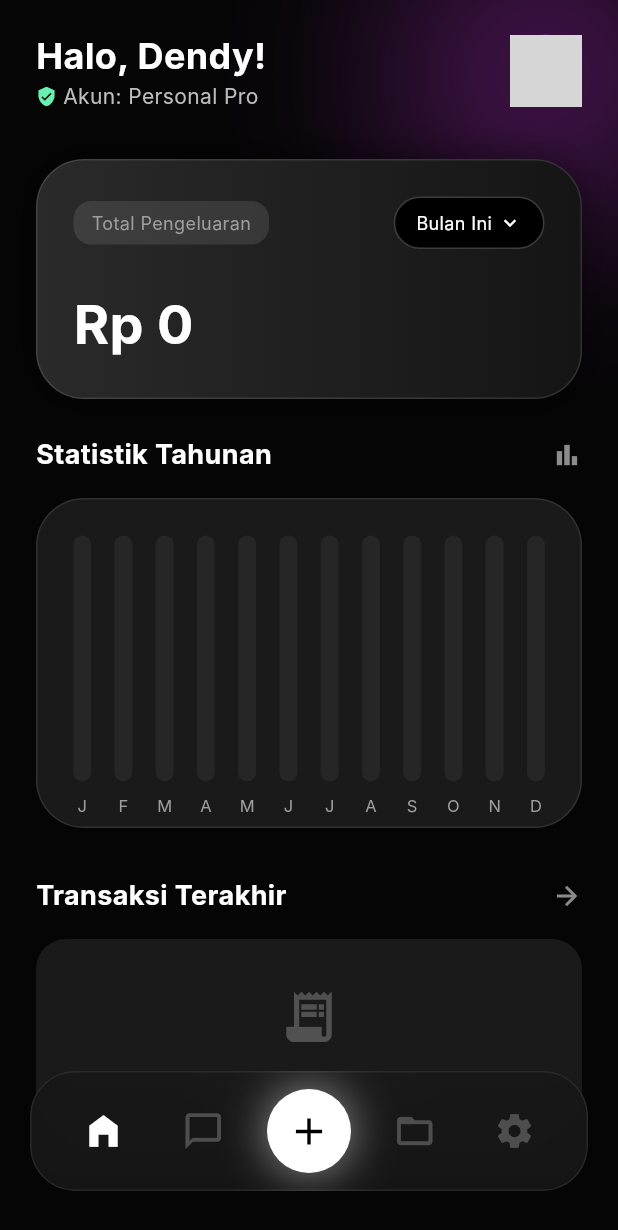
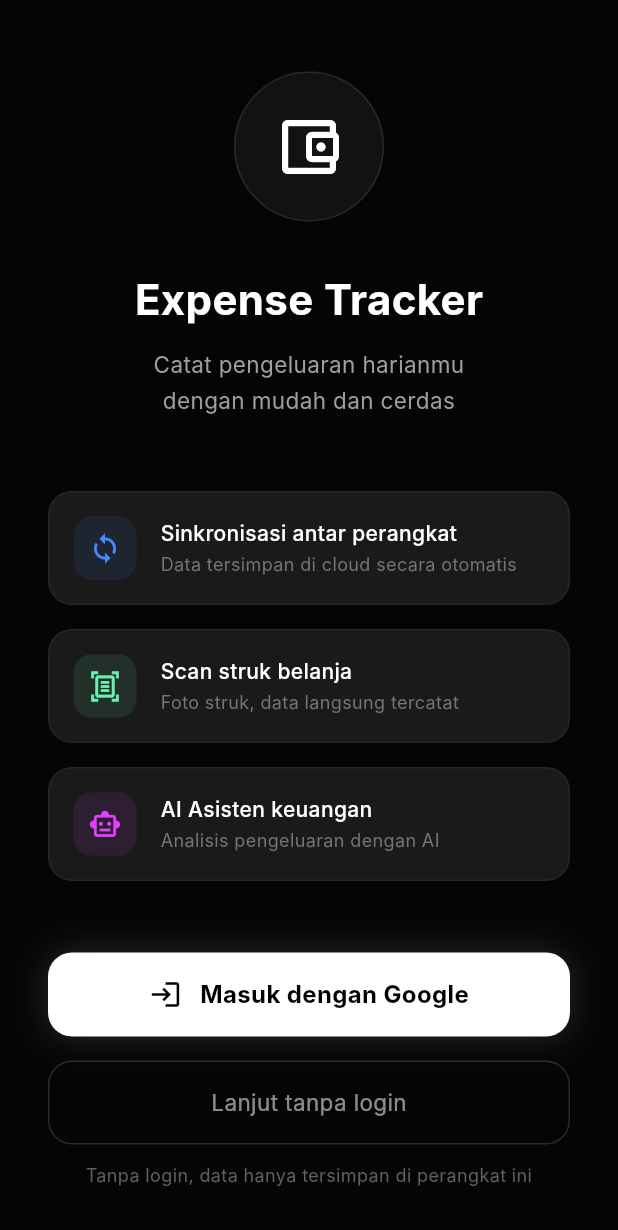
Before and after one commit to Firman-nsyh/expense-tracker, a Flutter app: the screen it shows after launch, on a phone screen of 412 x 824 dp. Shown: the top 1230 px of the screen. Run offline on Flutter 3.47's test engine with Material 3 defaults, Android fonts, the phone set to English and light mode, and no system bars; drawn by our look-alikes of fl_chart; our stand-ins replace firebase_auth, firebase_core, firebase_database, google_sign_in, image_picker, open_file and 1 more; missing offline and left inert: excel; accounts and stored records are empty; network calls fail; Roboto replaces fonts that are missing (Inter); grey boxes are pictures that could not be loaded.

Commit message:
login form

```diff
--- a/lib/main.dart
+++ b/lib/main.dart
@@ -1,18 +1,18 @@
 import 'package:flutter/material.dart';
 import 'package:flutter/services.dart';
 import 'package:firebase_core/firebase_core.dart';
+import 'package:firebase_auth/firebase_auth.dart';
 import 'firebase_options.dart';
+import 'screens/login_page.dart';
 import 'screens/main_screen.dart';
 
 void main() async {
   WidgetsFlutterBinding.ensureInitialized();
 
-  // Inisialisasi Firebase
   await Firebase.initializeApp(
     options: DefaultFirebaseOptions.currentPlatform,
   );
 
-  // Full screen — sembunyikan navigation bar & status bar
   SystemChrome.setEnabledSystemUIMode(SystemUiMode.immersiveSticky);
   SystemChrome.setSystemUIOverlayStyle(const SystemUiOverlayStyle(
     statusBarColor: Colors.transparent,
@@ -35,7 +35,38 @@ class MyApp extends StatelessWidget {
           bodyMedium: TextStyle(fontFamily: 'Inter'),
         ),
       ),
-      home: const MainScreen(),
+      home: const AuthWrapper(),
     );
   }
 }
+
+// Cek status login — arahkan ke halaman yang tepat
+class AuthWrapper extends StatelessWidget {
+  const AuthWrapper({super.key});
+
+  @override
+  Widget build(BuildContext context) {
+    return StreamBuilder<User?>(
+      stream: FirebaseAuth.instance.authStateChanges(),
+      builder: (context, snapshot) {
+        // Masih loading status login
+        if (snapshot.connectionState == ConnectionState.waiting) {
+          return const Scaffold(
+            backgroundColor: Color(0xFF050505),
+            body: Center(
+              child: CircularProgressIndicator(color: Colors.white54),
+            ),
+          );
+        }
+
+        // Sudah login → langsung ke MainScreen
+        if (snapshot.hasData && snapshot.data != null) {
+          return const MainScreen();
+        }
+
+        // Belum login → tampilkan LoginPage
+        return const LoginPage();
+      },
+    );
+  }
+}
--- /dev/null
+++ b/lib/screens/login_page.dart
@@ -0,0 +1,263 @@
+import 'package:flutter/material.dart';
+import 'package:firebase_auth/firebase_auth.dart';
+import '../services/auth_service.dart';
+import '../services/sync_service.dart';
+import 'main_screen.dart';
+
+class LoginPage extends StatefulWidget {
+  const LoginPage({super.key});
+
+  @override
+  State<LoginPage> createState() => _LoginPageState();
+}
+
+class _LoginPageState extends State<LoginPage> {
+  bool _isLoading = false;
+
+  Future<void> _handleGoogleSignIn() async {
+    setState(() => _isLoading = true);
+    try {
+      final user = await AuthService.instance.signInWithGoogle();
+      if (user != null) {
+        await SyncService.instance.syncOnLogin();
+        if (mounted) {
+          Navigator.pushReplacement(
+            context,
+            MaterialPageRoute(builder: (_) => const MainScreen()),
+          );
+        }
+      } else {
+        if (mounted) {
+          ScaffoldMessenger.of(context).showSnackBar(const SnackBar(
+            content: Text('Login dibatalkan'),
+            backgroundColor: Colors.orange,
+          ));
+        }
+      }
+    } catch (e) {
+      if (mounted) {
+        ScaffoldMessenger.of(context).showSnackBar(SnackBar(
+          content: Text('Login gagal: $e'),
+          backgroundColor: Colors.redAccent,
+        ));
+      }
+    } finally {
+      if (mounted) setState(() => _isLoading = false);
+    }
+  }
+
+  void _continueWithoutLogin() {
+    Navigator.pushReplacement(
+      context,
+      MaterialPageRoute(builder: (_) => const MainScreen()),
+    );
+  }
+
+  @override
+  Widget build(BuildContext context) {
+    return Scaffold(
+      backgroundColor: const Color(0xFF050505),
+      body: SafeArea(
+        child: Padding(
+          padding: const EdgeInsets.symmetric(horizontal: 32),
+          child: Column(
+            children: [
+              const Spacer(flex: 2),
+
+              // Logo / Icon
+              Container(
+                width: 100,
+                height: 100,
+                decoration: BoxDecoration(
+                  shape: BoxShape.circle,
+                  color: Colors.white.withOpacity(0.05),
+                  border: Border.all(color: Colors.white.withOpacity(0.1)),
+                ),
+                child: const Icon(
+                  Icons.account_balance_wallet_outlined,
+                  color: Colors.white,
+                  size: 48,
+                ),
+              ),
+              const SizedBox(height: 32),
+
+              // Judul
+              const Text(
+                'Expense Tracker',
+                style: TextStyle(
+                  color: Colors.white,
+                  fontSize: 28,
+                  fontWeight: FontWeight.bold,
+                ),
+              ),
+              const SizedBox(height: 12),
+              Text(
+                'Catat pengeluaran harianmu\ndengan mudah dan cerdas',
+                textAlign: TextAlign.center,
+                style: TextStyle(
+                  color: Colors.grey[500],
+                  fontSize: 15,
+                  height: 1.6,
+                ),
+              ),
+
+              const Spacer(flex: 2),
+
+              // Fitur unggulan
+              _buildFeatureItem(
+                Icons.sync,
+                'Sinkronisasi antar perangkat',
+                'Data tersimpan di cloud secara otomatis',
+                Colors.blueAccent,
+              ),
+              const SizedBox(height: 16),
+              _buildFeatureItem(
+                Icons.document_scanner_outlined,
+                'Scan struk belanja',
+                'Foto struk, data langsung tercatat',
+                Colors.greenAccent,
+              ),
+              const SizedBox(height: 16),
+              _buildFeatureItem(
+                Icons.smart_toy_outlined,
+                'AI Asisten keuangan',
+                'Analisis pengeluaran dengan AI',
+                Colors.purpleAccent,
+              ),
+
+              const Spacer(flex: 2),
+
+              // Tombol Google Sign In
+              _isLoading
+                  ? const CircularProgressIndicator(color: Colors.white)
+                  : Column(
+                      children: [
+                        // Tombol Google
+                        GestureDetector(
+                          onTap: _handleGoogleSignIn,
+                          child: Container(
+                            width: double.infinity,
+                            height: 56,
+                            decoration: BoxDecoration(
+                              color: Colors.white,
+                              borderRadius: BorderRadius.circular(16),
+                              boxShadow: [
+                                BoxShadow(
+                                  color: Colors.white.withOpacity(0.15),
+                                  blurRadius: 20,
+                                ),
+                              ],
+                            ),
+                            child: Row(
+                              mainAxisAlignment: MainAxisAlignment.center,
+                              children: [
+                                Image.network(
+                                  'https://www.google.com/favicon.ico',
+                                  width: 22,
+                                  height: 22,
+                                  errorBuilder: (_, __, ___) => const Icon(
+                                    Icons.login,
+                                    color: Colors.black,
+                                    size: 22,
+                                  ),
+                                ),
+                                const SizedBox(width: 12),
+                                const Text(
+                                  'Masuk dengan Google',
+                                  style: TextStyle(
+                                    color: Colors.black,
+                                    fontSize: 16,
+                                    fontWeight: FontWeight.bold,
+                                  ),
+                                ),
+                              ],
+                            ),
+                          ),
+                        ),
+                        const SizedBox(height: 16),
+
+                        // Lanjut tanpa login
+                        GestureDetector(
+                          onTap: _continueWithoutLogin,
+                          child: Container(
+                            width: double.infinity,
+                            height: 56,
+                            decoration: BoxDecoration(
+                              color: Colors.transparent,
+                              borderRadius: BorderRadius.circular(16),
+                              border: Border.all(
+                                  color: Colors.white.withOpacity(0.15)),
+                            ),
+                            child: const Center(
+                              child: Text(
+                                'Lanjut tanpa login',
+                                style: TextStyle(
+                                  color: Colors.white54,
+                                  fontSize: 15,
+                                ),
+                              ),
+                            ),
+                          ),
+                        ),
+                        const SizedBox(height: 12),
+
+                        // Disclaimer
+                        Text(
+                          'Tanpa login, data hanya tersimpan di perangkat ini',
+                          textAlign: TextAlign.center,
+                          style: TextStyle(
+                            color: Colors.grey[700],
+                            fontSize: 12,
+                          ),
+                        ),
+                      ],
+                    ),
+
+              const SizedBox(height: 32),
+            ],
+          ),
+        ),
+      ),
+    );
+  }
+
+  Widget _buildFeatureItem(
+      IconData icon, String title, String subtitle, Color color) {
+    return Container(
+      padding: const EdgeInsets.all(16),
+      decoration: BoxDecoration(
+        color: const Color(0xFF1A1A1A),
+        borderRadius: BorderRadius.circular(16),
+        border: Border.all(color: Colors.white.withOpacity(0.05)),
+      ),
+      child: Row(
+        children: [
+          Container(
+            padding: const EdgeInsets.all(10),
+            decoration: BoxDecoration(
+              color: color.withOpacity(0.1),
+              borderRadius: BorderRadius.circular(12),
+            ),
+            child: Icon(icon, color: color, size: 22),
+          ),
+          const SizedBox(width: 16),
+          Expanded(
+            child: Column(
+              crossAxisAlignment: CrossAxisAlignment.start,
+              children: [
+                Text(title,
+                    style: const TextStyle(
+                        color: Colors.white,
+                        fontWeight: FontWeight.w500,
+                        fontSize: 14)),
+                const SizedBox(height: 2),
+                Text(subtitle,
+                    style: TextStyle(color: Colors.grey[600], fontSize: 12)),
+              ],
+            ),
+          ),
+        ],
+      ),
+    );
+  }
+}
--- a/lib/services/auth_service.dart
+++ b/lib/services/auth_service.dart
@@ -1,5 +1,6 @@
 import 'package:firebase_auth/firebase_auth.dart';
 import 'package:google_sign_in/google_sign_in.dart';
+import 'database_helper.dart';
 
 class AuthService {
   static final AuthService instance = AuthService._();
@@ -55,6 +56,8 @@ class AuthService {
   }
 
   Future<void> signOut() async {
+    // Bersihkan data lokal sebelum logout agar akun lain tidak melihat data ini
+    await DatabaseHelper.instance.clearAll();
     await _googleSignIn.signOut();
     await _auth.signOut();
   }
--- a/lib/services/database_helper.dart
+++ b/lib/services/database_helper.dart
@@ -133,6 +133,12 @@ class DatabaseHelper {
     return await db.delete('transactions', where: 'id = ?', whereArgs: [id]);
   }
 
+  // --- CLEAR: hapus semua data lokal (saat logout / ganti akun) ---
+  Future<void> clearAll() async {
+    final db = await database;
+    await db.delete('transactions');
+  }
+
   Future close() async {
     final db = await database;
     db.close();
--- a/lib/services/sync_service.dart
+++ b/lib/services/sync_service.dart
@@ -64,7 +64,11 @@ class SyncService {
 
   // --- Sinkronisasi dua arah saat login ---
   Future<void> syncOnLogin() async {
-    await downloadAll(); // ambil data dari cloud
-    await uploadAll();   // upload data lokal ke cloud
+    // Bersihkan data lokal dulu agar data akun lama tidak tercampur
+    await DatabaseHelper.instance.clearAll();
+    // Download data milik akun yang baru login dari Firebase
+    await downloadAll();
+    // Upload balik ke Firebase (jaga konsistensi)
+    await uploadAll();
   }
 }
```
Also changed, not shown: 1 other file.
